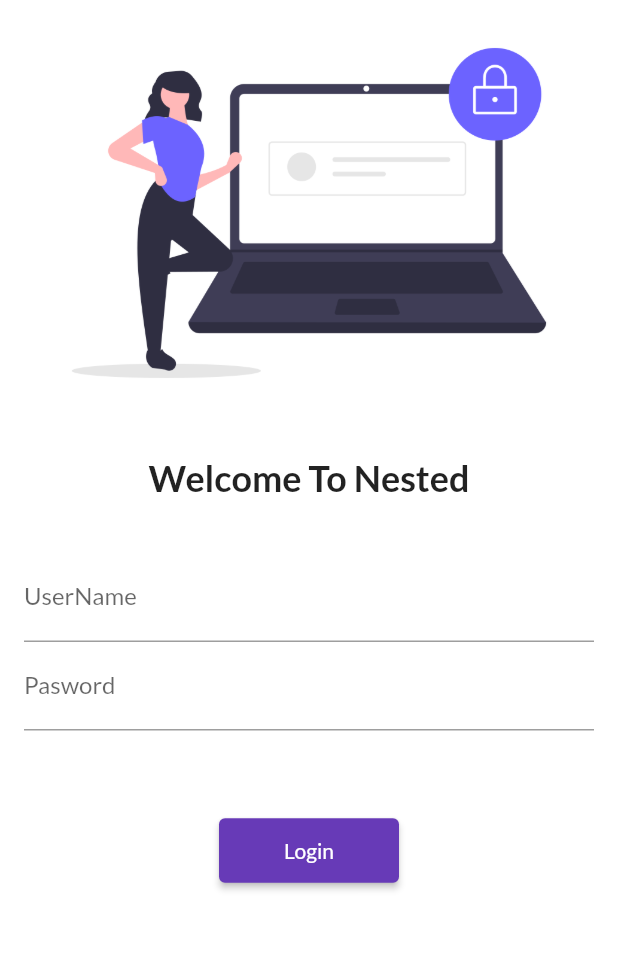
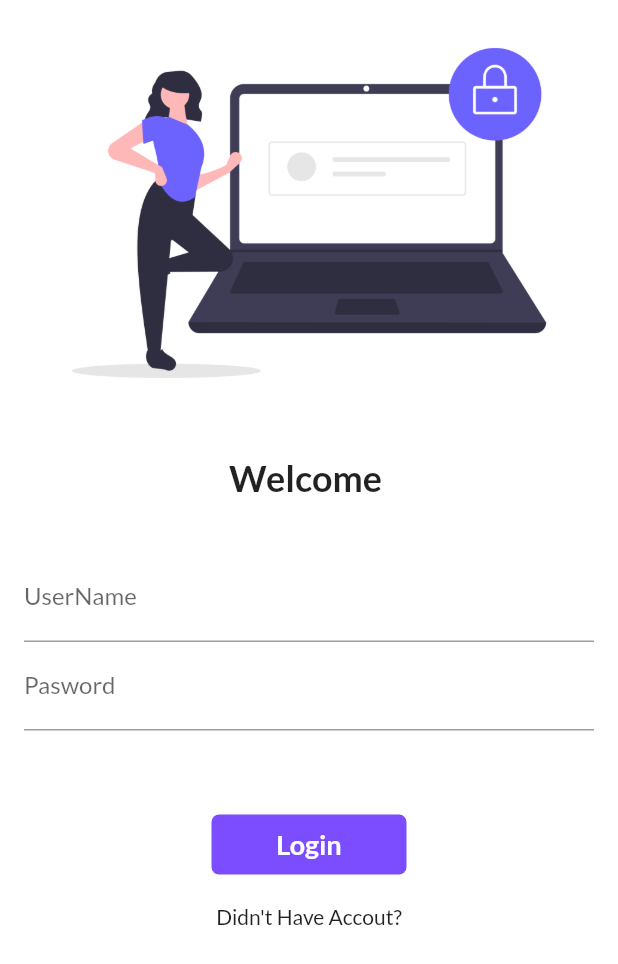
Before and after one commit to Mukesh-21/flutterProject, a Flutter app: the screen it shows after launch, on a phone screen of 412 x 824 dp. Shown: the top 964 px of the screen. Run offline on Flutter 3.47's test engine with Material 2 defaults, Android fonts, the phone set to English and light mode, and no system bars; our stand-ins replace google_fonts; missing offline and left inert: loading_animations.

Commit message:
day 5 Completed

```diff
--- a/flutter_application_1/lib/Pages/Login_Page.dart
+++ b/flutter_application_1/lib/Pages/Login_Page.dart
@@ -1,8 +1,16 @@
 import 'package:flutter/material.dart';
+import 'package:loading_animations/loading_animations.dart';
 
 import '../util/routes.dart';
 
-class LoginPage extends StatelessWidget {
+class LoginPage extends StatefulWidget {
+  @override
+  State<LoginPage> createState() => _LoginPageState();
+}
+
+class _LoginPageState extends State<LoginPage> {
+  String name = "";
+  bool changeflag = false;
   @override
   Widget build(BuildContext context) {
     return Material(
@@ -19,7 +27,7 @@ class LoginPage extends StatelessWidget {
               height: 20,
             ),
             Text(
-              "Welcome To Nested",
+              "Welcome $name",
               style: TextStyle(fontSize: 24, fontWeight: FontWeight.bold),
             ),
             SizedBox(
@@ -32,6 +40,10 @@ class LoginPage extends StatelessWidget {
                   TextFormField(
                     decoration: InputDecoration(
                         hintText: "Enter UserName", labelText: "UserName"),
+                    onChanged: (value) {
+                      name = ", " + value;
+                      setState(() {});
+                    },
                   ),
                   TextFormField(
                     decoration: InputDecoration(
@@ -43,6 +55,41 @@ class LoginPage extends StatelessWidget {
             SizedBox(
               height: 40,
             ),
+            InkWell(
+              onTap: () async {
+                setState(() {
+                  changeflag = true;
+                });
+                await Future.delayed(Duration(seconds: 1));
+                Navigator.pushNamed(context, RoutesToApp.homeRoutes);
+                // Navigator.pushNamed(context, RoutesToApp.homeRoutes);
+              },
+              child: AnimatedContainer(
+                duration: Duration(seconds: 1),
+                width: changeflag ? 60 : 130,
+                height: 40,
+                alignment: Alignment.center,
+                child: changeflag
+                    ? Icon(
+                        Icons.done,
+                        color: Colors.white,
+                      )
+                    : Text(
+                        "Login",
+                        style: TextStyle(
+                          fontSize: 18,
+                          fontWeight: FontWeight.bold,
+                          color: Colors.white,
+                        ),
+                      ),
+                decoration: BoxDecoration(
+                  color: Colors.deepPurpleAccent,
+                  borderRadius: BorderRadius.circular(changeflag ? 40 : 5),
+                ),
+              ),
+            ),
+
+            /*
             ElevatedButton(
                 child: Text("Login"),
                 // style: TextStyle(fontWeight: FontWeight.bold),
@@ -50,7 +97,11 @@ class LoginPage extends StatelessWidget {
                 onPressed: () {
                   print("Mukesh Output"); // To Write
                   Navigator.pushNamed(context, RoutesToApp.homeRoutes);
-                }),
+                }),*/
+            SizedBox(
+              height: 20,
+            ),
+            Text("Didn't Have Accout?"),
           ],
         ),
       ),
--- a/flutter_application_1/lib/main.dart
+++ b/flutter_application_1/lib/main.dart
@@ -3,6 +3,7 @@ import 'package:flutter_application_1/util/routes.dart';
 import 'package:google_fonts/google_fonts.dart';
 import 'package:flutter_application_1/Pages/Home_Page.dart';
 import 'package:flutter_application_1/Pages/login_page.dart';
+import 'package:loading_animations/loading_animations.dart';
 
 void main() {
   runApp(MyFirstApp());
--- a/flutter_application_1/pubspec.yaml
+++ b/flutter_application_1/pubspec.yaml
@@ -35,6 +35,7 @@ dependencies:
   # Use with the CupertinoIcons class for iOS style icons.
   cupertino_icons: ^1.0.2
   google_fonts: ^3.0.1
+  loading_animations: ^2.1.0
 
 dev_dependencies:
   flutter_test:
```
Also changed, not shown: flutter_application_1/pubspec.lock.
